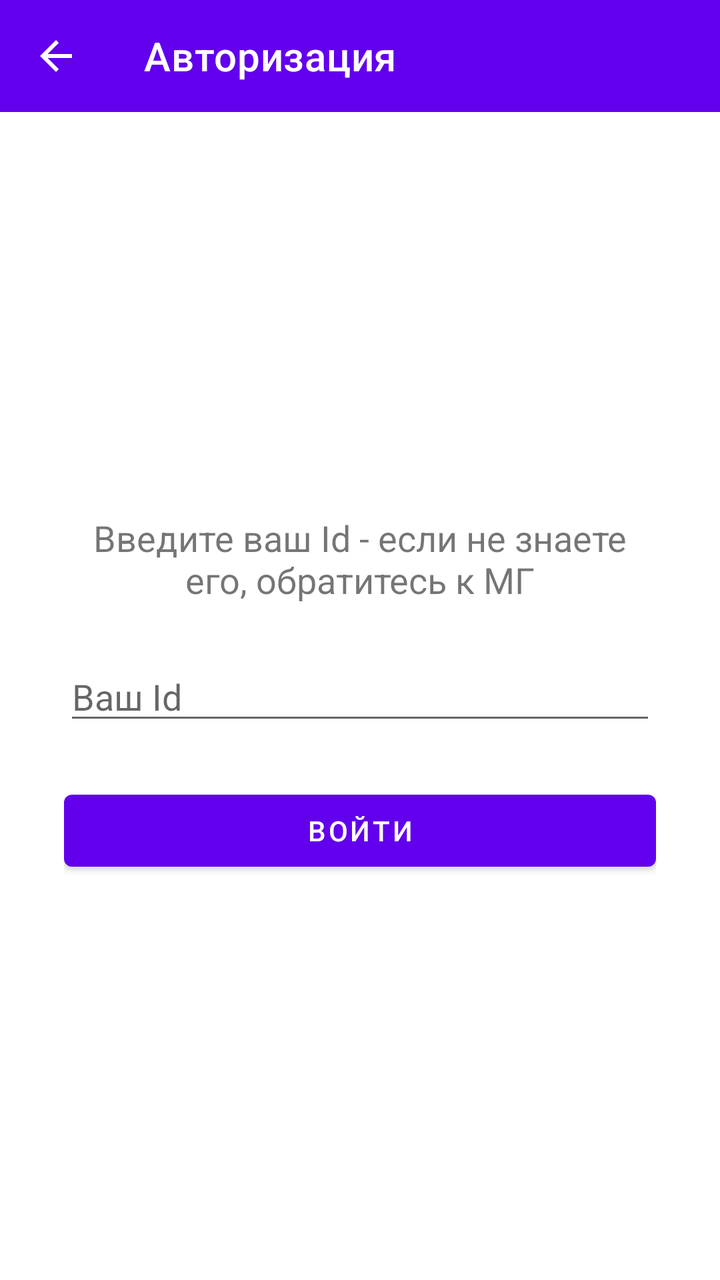
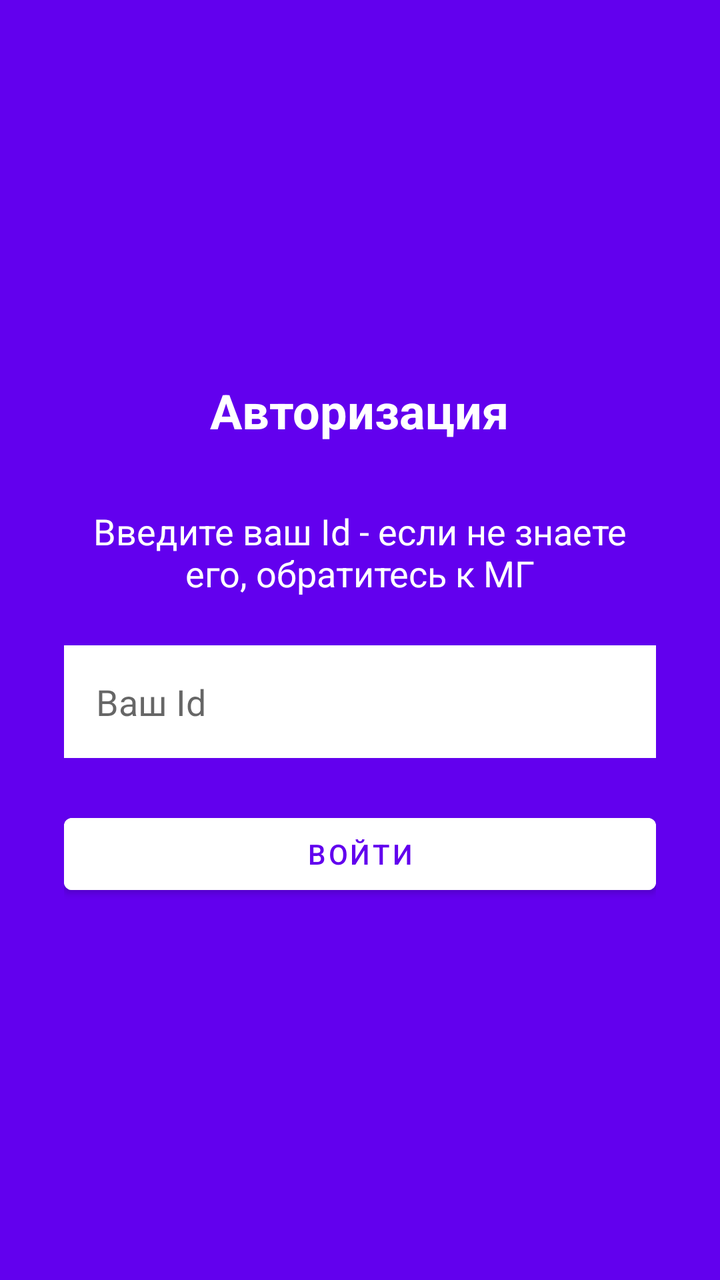

Screens rendered from an Android XML layout before and after an edit, with the pre-edit source and the edit as a unified diff.
<!-- AndroidManifest.xml: application theme Theme.Shift -->
<!-- res/layout/activity_auth.xml -->
<?xml version="1.0" encoding="utf-8"?>
<LinearLayout xmlns:android="http://schemas.android.com/apk/res/android"
    xmlns:app="http://schemas.android.com/apk/res-auto"
    android:layout_width="match_parent"
    android:layout_height="match_parent"
    android:orientation="vertical">

    <com.google.android.material.appbar.MaterialToolbar
        android:id="@+id/toolbar"
        android:layout_width="match_parent"
        android:layout_height="wrap_content"
        android:background="?attr/colorPrimary"
        android:theme="@style/ThemeOverlay.Material3.Dark.ActionBar"
        app:title="Авторизация"
        app:navigationIcon="@drawable/ic_arrow_back_24" />

    <LinearLayout
        android:layout_width="match_parent"
        android:layout_height="0dp"
        android:layout_weight="1"
        android:orientation="vertical"
        android:gravity="center"
        android:padding="32dp">

        <TextView
            android:id="@+id/textViewAuthTitle"
            android:layout_width="wrap_content"
            android:layout_height="wrap_content"
            android:text="Введите ваш Id - если не знаете его, обратитесь к МГ"
            android:textSize="18sp"
            android:textAlignment="center"
            android:layout_marginBottom="24dp"/>

        <EditText
            android:id="@+id/editTextUserId"
            android:layout_width="match_parent"
            android:layout_height="wrap_content"
            android:hint="Ваш Id"
            android:inputType="text"
            android:layout_marginBottom="24dp"/>

        <Button
            android:id="@+id/buttonLogin"
            android:layout_width="match_parent"
            android:layout_height="wrap_content"
            android:text="Войти"/>

    </LinearLayout>
</LinearLayout>
<!-- resources referenced by this layout -->
<resources>
  <!-- drawable ic_arrow_back_24 (drawable) -->
  <?xml version="1.0" encoding="utf-8"?>
  <vector xmlns:android="http://schemas.android.com/apk/res/android"
      android:width="24dp"
      android:height="24dp"
      android:viewportWidth="24"
      android:viewportHeight="24">
      <path
          android:fillColor="#FFFFFF"
          android:pathData="M20,11H7.83l5.59-5.59L12,4l-8,8 8,8 1.41-1.41L7.83,13H20v-2z"/>
  </vector>
  <style name="Theme.Shift" parent="Theme.MaterialComponents.DayNight.NoActionBar">
          
          <item name="colorPrimary">@color/purple_500</item>
          <item name="colorPrimaryVariant">@color/purple_700</item>
          <item name="colorOnPrimary">@color/white</item>
          
          <item name="colorSecondary">@color/teal_200</item>
          <item name="colorSecondaryVariant">@color/teal_700</item>
          <item name="colorOnSecondary">@color/black</item>
          
          <item name="android:statusBarColor">?attr/colorPrimaryVariant</item>
          
      </style>
  <color name="purple_500">#FF6200EE</color>
  <color name="purple_700">#FF3700B3</color>
  <color name="white">#FFFFFFFF</color>
  <color name="teal_200">#FF03DAC5</color>
  <color name="teal_700">#FF018786</color>
  <color name="black">#FF000000</color>
</resources>

<!-- the commit's change to res/layout/activity_auth.xml (unified diff, before → after) -->
@@ -3,24 +3,25 @@
     xmlns:app="http://schemas.android.com/apk/res-auto"
     android:layout_width="match_parent"
     android:layout_height="match_parent"
-    android:orientation="vertical">
-
-    <com.google.android.material.appbar.MaterialToolbar
-        android:id="@+id/toolbar"
-        android:layout_width="match_parent"
-        android:layout_height="wrap_content"
-        android:background="?attr/colorPrimary"
-        android:theme="@style/ThemeOverlay.Material3.Dark.ActionBar"
-        app:title="Авторизация"
-        app:navigationIcon="@drawable/ic_arrow_back_24" />
+    android:orientation="vertical"
+    android:background="?attr/colorPrimary">
 
     <LinearLayout
         android:layout_width="match_parent"
-        android:layout_height="0dp"
-        android:layout_weight="1"
+        android:layout_height="match_parent"
         android:orientation="vertical"
         android:gravity="center"
         android:padding="32dp">
+
+        <TextView
+            android:layout_width="wrap_content"
+            android:layout_height="wrap_content"
+            android:text="Авторизация"
+            android:textSize="24sp"
+            android:textStyle="bold"
+            android:textColor="@color/white"
+            android:textAlignment="center"
+            android:layout_marginBottom="32dp"/>
 
         <TextView
             android:id="@+id/textViewAuthTitle"
@@ -28,6 +29,7 @@
             android:layout_height="wrap_content"
             android:text="Введите ваш Id - если не знаете его, обратитесь к МГ"
             android:textSize="18sp"
+            android:textColor="@color/white"
             android:textAlignment="center"
             android:layout_marginBottom="24dp"/>
 
@@ -37,13 +39,17 @@
             android:layout_height="wrap_content"
             android:hint="Ваш Id"
             android:inputType="text"
+            android:background="@android:color/white"
+            android:padding="16dp"
             android:layout_marginBottom="24dp"/>
 
         <Button
             android:id="@+id/buttonLogin"
             android:layout_width="match_parent"
             android:layout_height="wrap_content"
-            android:text="Войти"/>
+            android:text="Войти"
+            android:backgroundTint="@color/white"
+            android:textColor="?attr/colorPrimary"/>
 
     </LinearLayout>
 </LinearLayout>
<!-- resource entries referenced after the edit -->
@@ -1,16 +1,5 @@
 <!-- resources referenced by this layout -->
 <resources>
-  <!-- drawable ic_arrow_back_24 (drawable) -->
-  <?xml version="1.0" encoding="utf-8"?>
-  <vector xmlns:android="http://schemas.android.com/apk/res/android"
-      android:width="24dp"
-      android:height="24dp"
-      android:viewportWidth="24"
-      android:viewportHeight="24">
-      <path
-          android:fillColor="#FFFFFF"
-          android:pathData="M20,11H7.83l5.59-5.59L12,4l-8,8 8,8 1.41-1.41L7.83,13H20v-2z"/>
-  </vector>
   <style name="Theme.Shift" parent="Theme.MaterialComponents.DayNight.NoActionBar">
           
           <item name="colorPrimary">@color/purple_500</item>
